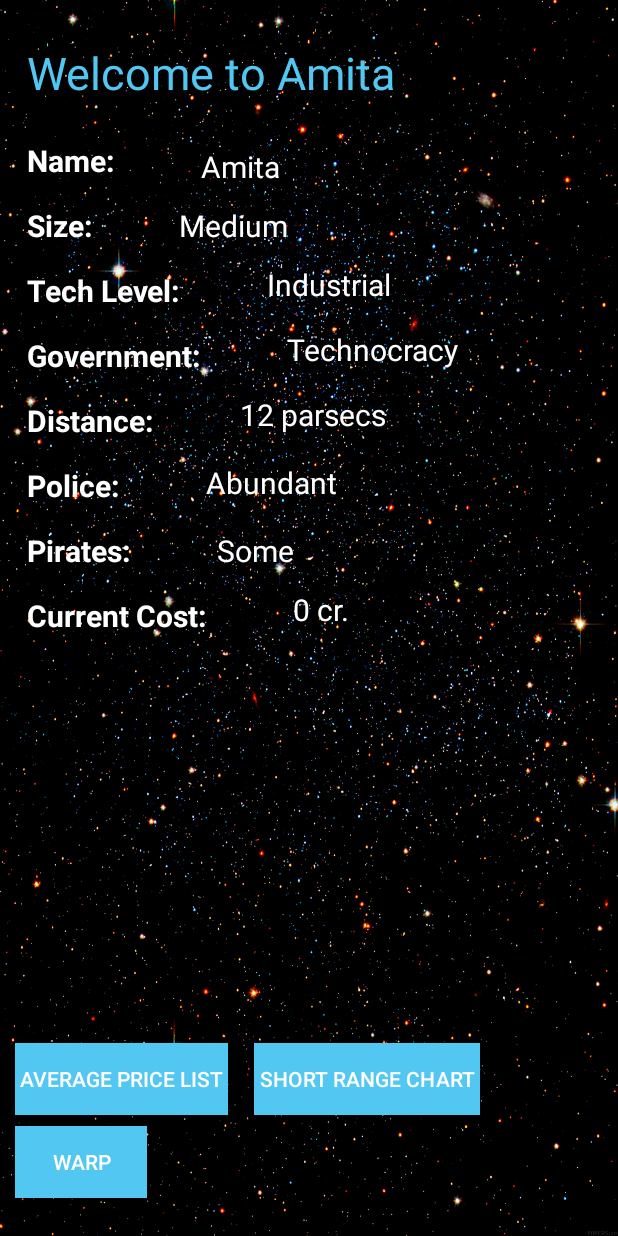
After one commit to sjiwani6/SpaceTraders, an Android app: the layout activity_stats.xml on its own in the app's theme, with its tools: preview values and no code run, on a phone screen of 412 x 824 dp. The commit adds this screen. Run offline under Robolectric (Android 15) with nearby library versions, the light colour scheme and no system bars.

Commit message:
Universe layout and stats display

```diff
--- /dev/null
+++ b/app/src/main/res/layout/activity_stats.xml
@@ -0,0 +1,285 @@
+<?xml version="1.0" encoding="utf-8"?>
+<RelativeLayout xmlns:android="http://schemas.android.com/apk/res/android"
+    xmlns:app="http://schemas.android.com/apk/res-auto"
+    xmlns:tools="http://schemas.android.com/tools"
+
+    android:layout_width="match_parent"
+    android:layout_height="match_parent"
+    android:background="@drawable/starsback"
+    android:padding="10dp"
+    app:layout_behavior="@string/appbar_scrolling_view_behavior"
+    tools:context=".views.UniverseActivity">
+
+    <RelativeLayout
+        android:id="@+id/name_field"
+        android:layout_width="match_parent"
+        android:layout_height="wrap_content"
+        android:layout_alignParentStart="true"
+        android:layout_alignParentTop="true"
+        android:layout_marginTop="10dp">
+
+        <TextView
+            android:id="@+id/game_screen"
+            android:layout_width="wrap_content"
+            android:layout_height="wrap_content"
+            android:maxLines="1"
+            android:padding="8dp"
+            android:text="Welcome to Amita"
+            android:textColor="#51C7F2"
+            android:textSize="30sp" />
+
+    </RelativeLayout>
+
+    <RelativeLayout
+        android:id="@+id/planet_field"
+        android:layout_width="match_parent"
+        android:layout_height="wrap_content"
+        android:layout_alignTop="@id/food_field"
+        android:layout_marginTop="75dp">
+
+        <TextView
+            android:id="@+id/display_name"
+            android:layout_width="wrap_content"
+            android:layout_height="wrap_content"
+            android:maxLines="1"
+            android:padding="8dp"
+            android:text="Name:"
+            android:textStyle="bold"
+            android:textColor="#ffffff"
+            android:textSize="20sp" />
+
+
+        <TextView
+            android:id="@+id/name_content"
+            android:layout_width="wrap_content"
+            android:layout_height="wrap_content"
+            android:text="Amita"
+            android:textColor="#ffffff"
+            android:textSize="20sp"
+            android:layout_marginTop="12dp"
+            android:layout_toRightOf="@id/display_name"
+            android:layout_marginLeft="50dp"/>
+
+        <TextView
+            android:id="@+id/display_size"
+            android:layout_width="wrap_content"
+            android:layout_height="wrap_content"
+            android:layout_below="@id/display_name"
+            android:maxLines="1"
+            android:padding="8dp"
+            android:text="Size:"
+            android:textStyle="bold"
+            android:textColor="#ffffff"
+            android:textSize="20sp" />
+
+
+        <TextView
+            android:id="@+id/size_content"
+            android:layout_width="wrap_content"
+            android:layout_height="wrap_content"
+            android:layout_below="@id/name_content"
+            android:text="Medium"
+            android:textColor="#ffffff"
+            android:textSize="20sp"
+            android:layout_marginTop="12dp"
+            android:layout_toRightOf="@id/display_size"
+            android:layout_marginLeft="50dp"/>
+
+        <TextView
+            android:id="@+id/display_tech"
+            android:layout_width="wrap_content"
+            android:layout_height="wrap_content"
+            android:layout_below="@id/display_size"
+            android:maxLines="1"
+            android:padding="8dp"
+            android:text="Tech Level:"
+            android:textStyle="bold"
+            android:textColor="#ffffff"
+            android:textSize="20sp" />
+
+
+        <TextView
+            android:id="@+id/tech_content"
+            android:layout_width="wrap_content"
+            android:layout_height="wrap_content"
+            android:layout_below="@id/size_content"
+            android:text="Industrial"
+            android:textColor="#ffffff"
+            android:textSize="20sp"
+            android:layout_marginTop="12dp"
+            android:layout_toRightOf="@id/display_tech"
+            android:layout_marginLeft="50dp"/>
+
+        <TextView
+            android:id="@+id/display_govt"
+            android:layout_width="wrap_content"
+            android:layout_height="wrap_content"
+            android:layout_below="@id/display_tech"
+            android:maxLines="1"
+            android:padding="8dp"
+            android:text="Government:"
+            android:textStyle="bold"
+            android:textColor="#ffffff"
+            android:textSize="20sp" />
+
+
+        <TextView
+            android:id="@+id/govt_content"
+            android:layout_width="wrap_content"
+            android:layout_height="wrap_content"
+            android:layout_below="@id/tech_content"
+            android:text="Technocracy"
+            android:textColor="#ffffff"
+            android:textSize="20sp"
+            android:layout_marginTop="16dp"
+            android:layout_toRightOf="@id/display_govt"
+            android:layout_marginLeft="50dp"/>
+
+        <TextView
+            android:id="@+id/display_dist"
+            android:layout_width="wrap_content"
+            android:layout_height="wrap_content"
+            android:layout_below="@id/display_govt"
+            android:maxLines="1"
+            android:padding="8dp"
+            android:text="Distance:"
+            android:textStyle="bold"
+            android:textColor="#ffffff"
+            android:textSize="20sp" />
+
+
+        <TextView
+            android:id="@+id/dist_content"
+            android:layout_width="wrap_content"
+            android:layout_height="wrap_content"
+            android:layout_below="@id/govt_content"
+            android:text="12 parsecs"
+            android:textColor="#ffffff"
+            android:textSize="20sp"
+            android:layout_marginTop="16dp"
+            android:layout_toRightOf="@id/display_dist"
+            android:layout_marginLeft="50dp"/>
+
+        <TextView
+            android:id="@+id/display_police"
+            android:layout_width="wrap_content"
+            android:layout_height="wrap_content"
+            android:layout_below="@id/display_dist"
+            android:maxLines="1"
+            android:padding="8dp"
+            android:text="Police:"
+            android:textStyle="bold"
+            android:textColor="#ffffff"
+            android:textSize="20sp" />
+
+
+        <TextView
+            android:id="@+id/police_content"
+            android:layout_width="wrap_content"
+            android:layout_height="wrap_content"
+            android:layout_below="@id/dist_content"
+            android:text="Abundant"
+            android:textColor="#ffffff"
+            android:textSize="20sp"
+            android:layout_marginTop="18dp"
+            android:layout_toRightOf="@id/display_police"
+            android:layout_marginLeft="50dp"/>
+
+        <TextView
+            android:id="@+id/display_pirates"
+            android:layout_width="wrap_content"
+            android:layout_height="wrap_content"
+            android:layout_below="@id/display_police"
+            android:maxLines="1"
+            android:padding="8dp"
+            android:text="Pirates:"
+            android:textStyle="bold"
+            android:textColor="#ffffff"
+            android:textSize="20sp" />
+
+
+        <TextView
+            android:id="@+id/pirates_content"
+            android:layout_width="wrap_content"
+            android:layout_height="wrap_content"
+            android:layout_below="@id/police_content"
+            android:text="Some"
+            android:textColor="#ffffff"
+            android:textSize="20sp"
+            android:layout_marginTop="18dp"
+            android:layout_toRightOf="@id/display_pirates"
+            android:layout_marginLeft="50dp"/>
+
+        <TextView
+            android:id="@+id/display_cost"
+            android:layout_width="wrap_content"
+            android:layout_height="wrap_content"
+            android:layout_below="@id/display_pirates"
+            android:maxLines="1"
+            android:padding="8dp"
+            android:text="Current Cost:"
+            android:textStyle="bold"
+            android:textColor="#ffffff"
+            android:textSize="20sp" />
+
+
+        <TextView
+            android:id="@+id/cost_content"
+            android:layout_width="wrap_content"
+            android:layout_height="wrap_content"
+            android:layout_below="@id/pirates_content"
+            android:text="0 cr."
+            android:textColor="#ffffff"
+            android:textSize="20sp"
+            android:layout_marginTop="12dp"
+            android:layout_toRightOf="@id/display_cost"
+            android:layout_marginLeft="50dp"/>
+
+    </RelativeLayout>
+
+
+
+
+    <RelativeLayout
+        android:id="@+id/tab"
+        android:layout_width="match_parent"
+        android:layout_height="wrap_content"
+        android:layout_alignParentBottom="true"
+        android:layout_marginTop="5dp"
+        android:layout_marginBottom="15dp">
+
+        <Button
+            android:id="@+id/apl_button"
+            android:layout_width="wrap_content"
+            android:layout_height="wrap_content"
+            android:background="#51C7F2"
+            android:onClick="onBuyPressed"
+            android:text=" Average Price List "
+            android:textColor="#ffffff" />
+
+        <Button
+            android:id="@+id/src_button"
+            android:layout_width="wrap_content"
+            android:layout_height="wrap_content"
+            android:layout_marginLeft="17dp"
+            android:layout_toRightOf="@id/apl_button"
+            android:background="#51C7F2"
+            android:onClick="onSellPressed"
+            android:text=" Short Range Chart "
+            android:textColor="#ffffff" />
+
+        <Button
+            android:id="@+id/warp_button"
+            android:layout_width="wrap_content"
+            android:layout_height="wrap_content"
+            android:layout_below="@id/apl_button"
+            android:layout_marginLeft="0dp"
+            android:layout_marginTop="7dp"
+            android:background="#51C7F2"
+            android:onClick="onSellPressed"
+            android:text=" Warp "
+            android:textColor="#ffffff" />
+
+    </RelativeLayout>
+
+</RelativeLayout>
--- a/app/src/main/res/layout/activity_universe.xml
+++ b/app/src/main/res/layout/activity_universe.xml
@@ -1,11 +1,11 @@
 <?xml version="1.0" encoding="utf-8"?>
-<RelativeLayout
-    xmlns:android="http://schemas.android.com/apk/res/android"
+<RelativeLayout xmlns:android="http://schemas.android.com/apk/res/android"
     xmlns:app="http://schemas.android.com/apk/res-auto"
     xmlns:tools="http://schemas.android.com/tools"
 
     android:layout_width="match_parent"
     android:layout_height="match_parent"
+    android:background="@drawable/starsback"
     android:padding="10dp"
     app:layout_behavior="@string/appbar_scrolling_view_behavior"
     tools:context=".views.UniverseActivity">
@@ -25,7 +25,8 @@
             android:maxLines="1"
             android:padding="8dp"
             android:text="Welcome!"
-            android:textSize="20sp" />
+            android:textColor="#51C7F2"
+            android:textSize="30sp" />
     </RelativeLayout>
 
     <RelativeLayout
@@ -34,12 +35,21 @@
         android:layout_height="wrap_content"
         android:layout_above="@id/tab"
         android:layout_below="@id/name_field"
+        android:layout_marginTop="68dp"
+        android:layout_marginBottom="-57dp"
         android:scrollbarStyle="insideInset">
+
+        <ImageView
+            android:id="@+id/imageView"
+            android:layout_width="149dp"
+            android:layout_height="74dp"
+            app:srcCompat="@drawable/planet" />
+
         <ScrollView
+            android:id="@+id/buy_layout"
             android:layout_width="fill_parent"
             android:layout_height="match_parent"
-            android:visibility="gone"
-            android:id="@+id/buy_layout">
+            android:visibility="gone">
 
             <include layout="@layout/content_buy" />
 
@@ -53,11 +63,12 @@
             <!--android:layout_width="match_parent"-->
             <!--android:layout_height="match_parent" />-->
         </ScrollView>
+
         <ScrollView
+            android:id="@+id/sell_layout"
             android:layout_width="fill_parent"
             android:layout_height="match_parent"
-            android:visibility="gone"
-            android:id="@+id/sell_layout">
+            android:visibility="gone">
 
             <include layout="@layout/content_sell" />
 
@@ -78,25 +89,9 @@
         android:id="@+id/tab"
         android:layout_width="match_parent"
         android:layout_height="wrap_content"
+        android:layout_alignParentBottom="true"
         android:layout_marginTop="5dp"
-        android:layout_marginBottom="0dp"
-        android:layout_alignParentBottom="true">
-
-        <Button
-            android:id="@+id/buy_button"
-            android:layout_width="wrap_content"
-            android:layout_height="wrap_content"
-            android:onClick="onBuyPressed"
-            android:text="BUY" />
-        <Button
-            android:id="@+id/sell_button"
-            android:layout_toRightOf="@id/buy_button"
-            android:layout_width="wrap_content"
-            android:layout_height="wrap_content"
-            android:onClick="onSellPressed"
-            android:text="SELL" />
-
-    </RelativeLayout>
+        android:layout_marginBottom="0dp"/>
 
 
 </RelativeLayout>
--- a/app/src/main/res/layout/content_sell.xml
+++ b/app/src/main/res/layout/content_sell.xml
@@ -240,8 +240,7 @@
         android:layout_width="match_parent"
         android:layout_height="wrap_content"
         android:layout_alignTop="@id/food_field"
-        android:layout_marginTop="50dp"
-        >
+        android:layout_marginTop="50dp">
 
         <TextView
             android:id="@+id/display_ore"
```
Also changed, not shown: app/src/main/res/drawable-v24/planet.png (added). Lines whose indentation alone changed are shown as unchanged.
